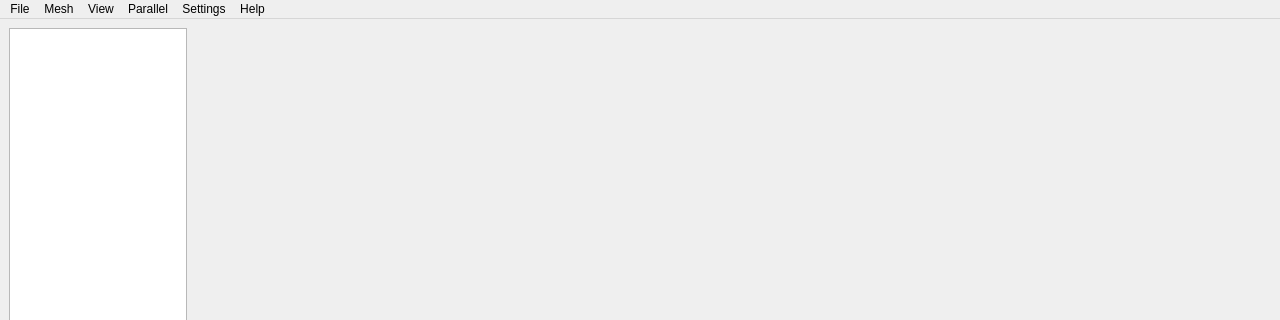
Before: the Qt Designer form baram/view/main_window/main_window.ui in nextfoam/baram, drawn with Qt 5; both pictures show x 0 to 1280 and y 0 to 320 of the 1280 by 768 pixel window.
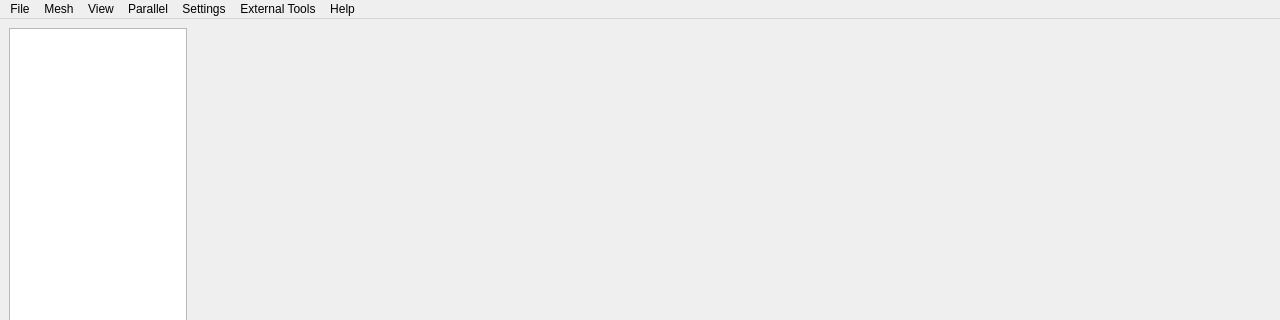
After: the same form once the commit is applied.

Diff of the .ui file:
```diff
--- a/baram/view/main_window/main_window.ui
+++ b/baram/view/main_window/main_window.ui
@@ -255,11 +255,18 @@
     </property>
     <addaction name="actionParallelEnvironment"/>
    </widget>
+   <widget class="QMenu" name="menuExternal_Tools">
+    <property name="title">
+     <string>External Tools</string>
+    </property>
+    <addaction name="actionParaView"/>
+   </widget>
    <addaction name="menuFile"/>
    <addaction name="menuMesh"/>
    <addaction name="menuView"/>
    <addaction name="menuParallel"/>
    <addaction name="menuSetting"/>
+   <addaction name="menuExternal_Tools"/>
    <addaction name="menuHelp"/>
   </widget>
   <widget class="QStatusBar" name="statusbar"/>
```
Left out of the diff: 10 changed lines with no effect on the pictures.
